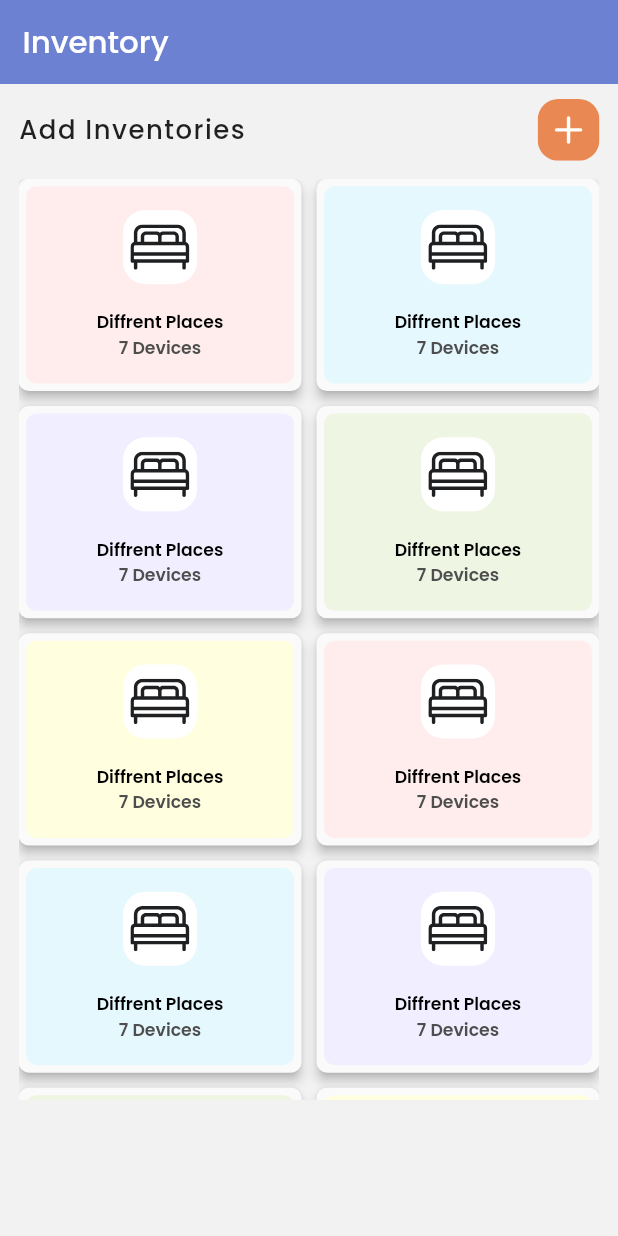
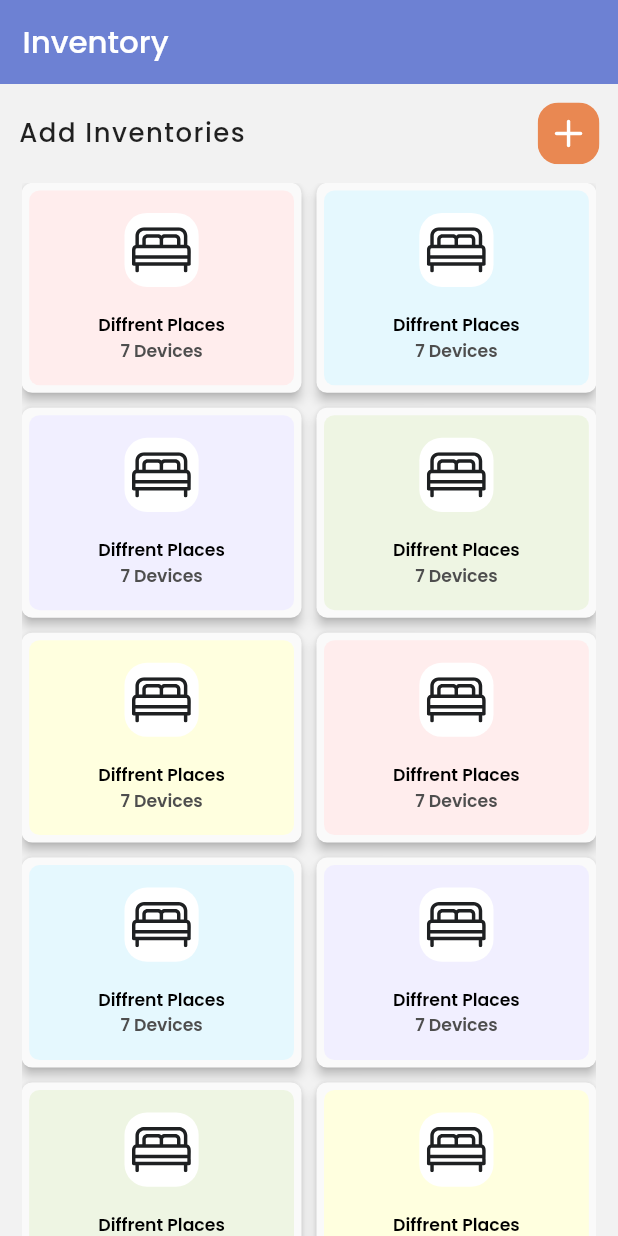
Before and after one commit to sweta-feeltech/General-Expense-App, a Flutter app: the InventoryScreen screen opened by its route, on a phone screen of 412 x 824 dp. Run offline on Flutter 3.47's test engine with Material 2 defaults, Android fonts, the light colour scheme and no system bars; our stand-ins replace accordion, date_time_picker, flutter_svg, google_sign_in, image_picker, persistent_bottom_nav_bar and 2 more; accounts and stored records are empty.

Commit message:
08-05-2023 : Inventory Screens

```diff
--- a/lib/pages/Dashboard/inventory_screen.dart
+++ b/lib/pages/Dashboard/inventory_screen.dart
@@ -14,14 +14,6 @@ class InventoryScreen extends StatefulWidget {
 }
 
 class _InventoryScreenState extends State<InventoryScreen> {
-
-  bool _bottomSheetVisible = false;
-
-  void _toggleBottomSheet() {
-    setState(() {
-      _bottomSheetVisible = !_bottomSheetVisible;
-    });
-  }
 
 
   @override
@@ -53,17 +45,16 @@ class _InventoryScreenState extends State<InventoryScreen> {
         // centerTitle: true,
       ),
 
-      body: SingleChildScrollView(
-        child: Padding(
-          padding: EdgeInsets.only(left: main_Width * 0.03,right: main_Width * 0.03, top: 10,),
-          child: Column(
+      body: Column(
         crossAxisAlignment: CrossAxisAlignment.start,
         children: [
 
-              Row(
+          Padding(
+            padding:  EdgeInsets.symmetric(horizontal: main_Width * 0.03, vertical: main_Height * 0.015),
+            child: Row(
               mainAxisAlignment: MainAxisAlignment.spaceBetween,
               children: [
-                  Text("Add Inventories ",
+                Text("Add Inventories",
                   maxLines: 1,
                   overflow: TextOverflow.ellipsis,
                   style: TextStyle(
@@ -76,7 +67,6 @@ class _InventoryScreenState extends State<InventoryScreen> {
                 InkWell(
                   onTap: (){
 
-                      _toggleBottomSheet();
 
                   },
                   child: Container(
@@ -90,10 +80,10 @@ class _InventoryScreenState extends State<InventoryScreen> {
 
               ],
             ),
-              SizedBox(height: 10,),
-              Container(
-                height: main_Height * 0.75,
-                padding: EdgeInsets.symmetric(vertical: 2),
+          ),
+          Expanded(
+            child: Padding(
+              padding: EdgeInsets.symmetric(horizontal: main_Width * 0.035),
               child: GridView.count(
                 crossAxisCount: 2,
                 shrinkWrap: true,
@@ -109,29 +99,11 @@ class _InventoryScreenState extends State<InventoryScreen> {
                     }
                 ),
               ),
+            ),
           )
         ],
       ),
-        ),
-      ),
 
-
-        bottomSheet: Visibility(
-          visible: _bottomSheetVisible,
-          child: Container(
-            height: 200,
-            color: Colors.grey[300],
-            child: Center(
-              child: ElevatedButton(
-                onPressed: () {
-                  _toggleBottomSheet();
-
-                },
-                child: Text("close"),
-              ),
-            ),
-          ),
-        )
 
 
 
--- a/lib/pages/Dashboard/shelf_screen.dart
+++ b/lib/pages/Dashboard/shelf_screen.dart
@@ -44,7 +44,7 @@ class _ShelfScreenState extends State<ShelfScreen> {
           // ),
           titleSpacing: 15,
           title: Text(
-            "Shelf1",
+            "Shelf",
             style: TextStyle(color: Colors.black, fontSize: main_Height * 0.025),
           ),
           automaticallyImplyLeading: false,
@@ -61,7 +61,7 @@ class _ShelfScreenState extends State<ShelfScreen> {
               child: Row(
                 mainAxisAlignment: MainAxisAlignment.spaceBetween,
                 children: [
-                  Text("Add Shelf 1",
+                  Text("Add Shelf",
                     maxLines: 1,
                     overflow: TextOverflow.ellipsis,
                     style: TextStyle(
```
Also changed, not shown: lib/pages/Dashboard/shelf_1_screen.dart (+42 -1 lines). Lines whose indentation alone changed are shown as unchanged.
